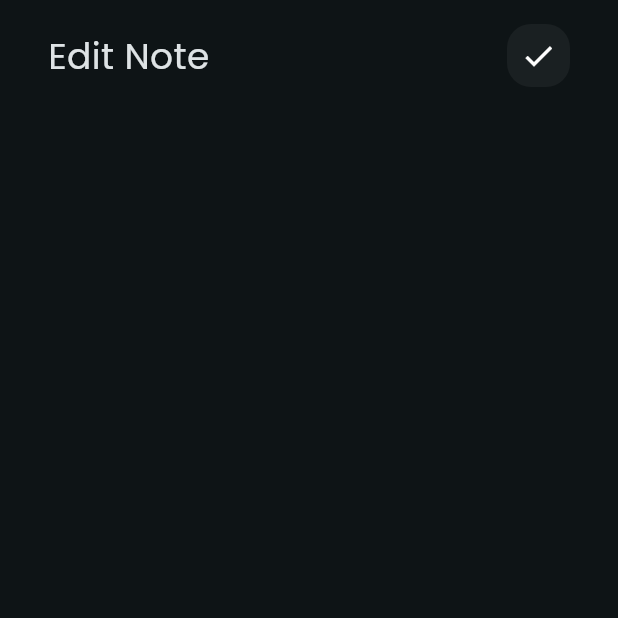
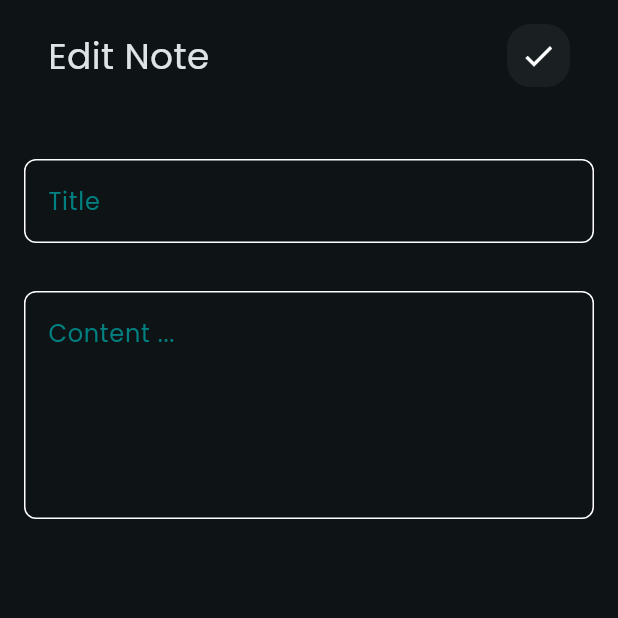
Before and after one commit to Andrew-Gerges/notes_app, a Flutter app: the EditNoteView screen opened directly, on a phone screen of 412 x 824 dp, the top half of it. Run offline on Flutter 3.47's test engine with Material 3 defaults, Android fonts, the phone set to English and light mode, and no system bars; our stand-ins replace font_awesome_flutter.

Commit message:
finish the edit note view

```diff
--- a/lib/views/widgets/edit_view_body.dart
+++ b/lib/views/widgets/edit_view_body.dart
@@ -1,5 +1,6 @@
 import 'package:flutter/material.dart';
 import 'package:notes_app/views/widgets/custom_app_bar.dart';
+import 'package:notes_app/views/widgets/custom_text_field.dart';
 
 class EditNoteViewBody extends StatelessWidget {
   const EditNoteViewBody({super.key});
@@ -15,6 +16,10 @@ class EditNoteViewBody extends StatelessWidget {
               title: 'Edit Note',
               icon: Icons.done,
             ),
+            CustomTextField(hint: 'Title'),
+            CustomTextField(hint: 'Content ...',
+            maxLines: 5,
+            )
           ],
         ),
       ),
```
